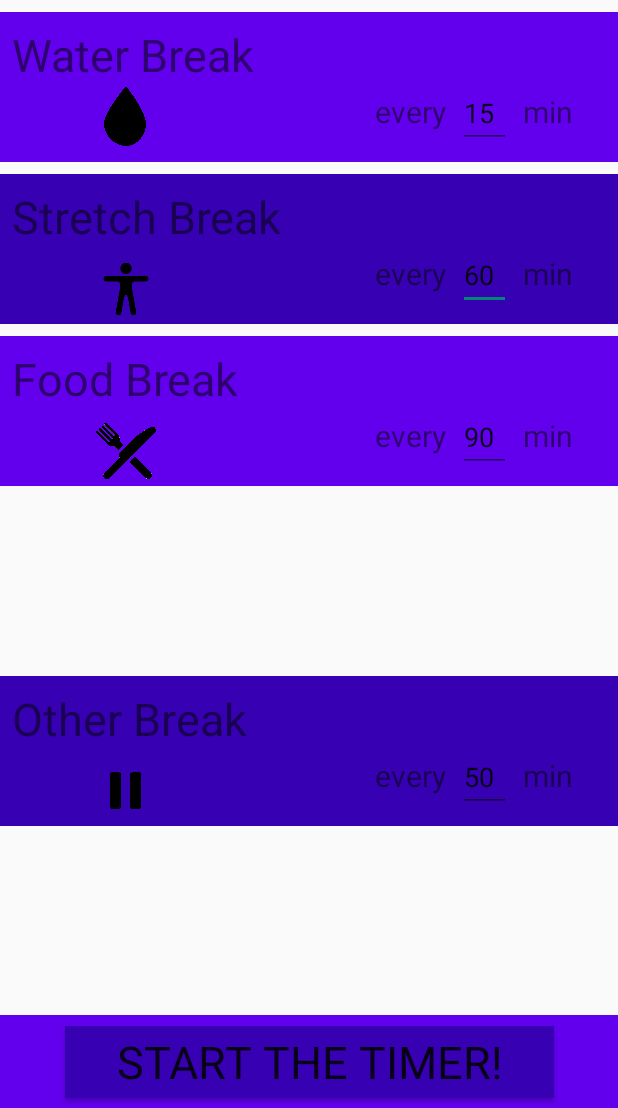
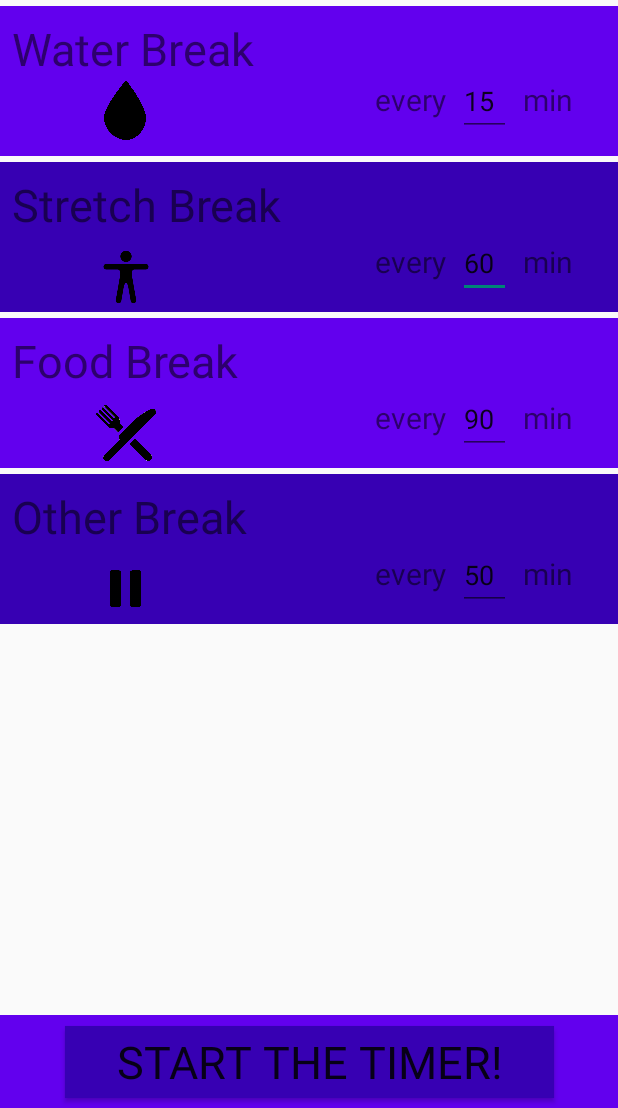
Before and after one commit to CiaraSouthgate/StudyBreak, an Android app: the screen it shows after launch (MainActivity), on a phone screen of 412 x 824 dp, the part 128-1236 px from its top. Run offline under Robolectric (Android 15) with nearby library versions, the phone set to English and light mode, and no system bars; Roboto replaces fonts that are not available here.

Commit message:
Changing activity works. Praise

```diff
--- a/app/src/main/java/com/ciarasouthgate/studybreak/DisplayTimer.java
+++ b/app/src/main/java/com/ciarasouthgate/studybreak/DisplayTimer.java
@@ -18,7 +18,7 @@ public class DisplayTimer extends AppCompatActivity {
     @Override
     protected void onCreate(Bundle savedInstanceState) {
         super.onCreate(savedInstanceState);
-        setContentView(R.layout.activity_main);
+        setContentView(R.layout.activity_display_timer);
 
         notificationManager = NotificationManagerCompat.from(this);
         Intent serviceIntent = new Intent(this, TimerService.class);
--- a/app/src/main/java/com/ciarasouthgate/studybreak/MainActivity.java
+++ b/app/src/main/java/com/ciarasouthgate/studybreak/MainActivity.java
@@ -4,6 +4,7 @@ import android.content.Intent;
 import android.support.v7.app.AppCompatActivity;
 import android.os.Bundle;
 import android.view.View;
+import android.widget.Button;
 
 public class MainActivity extends AppCompatActivity {
 
@@ -11,26 +12,18 @@ public class MainActivity extends AppCompatActivity {
     protected void onCreate(Bundle savedInstanceState) {
         super.onCreate(savedInstanceState);
         setContentView(R.layout.activity_main);
-
-
+        configureStartButton();
     }
 
-    public void onAddButton(View view) {
-//        PopupMenu popup = new PopupMenu(this, view);
-//        MenuInflater inflater = popup.getMenuInflater();
-//        inflater.inflate(R.menu.menu_example, popup.getMenu());
-//        popup.show();
-//        if (this.menuState) {
-//            this.menuState = false;
-//
-//
-//        } else {
-//            this.menuState = true;
-//
-//        }
-    }
-
-    public void onStartTimer(View view) {
-        // do something
+    public void configureStartButton() {
+        // Adds onclick listener to start_button
+        // Changes activity to DisplayTimer
+        Button startButton = findViewById(R.id.start_button);
+        startButton.setOnClickListener(new View.OnClickListener() {
+            @Override
+            public void onClick(View view) {
+                startActivity(new Intent(MainActivity.this, DisplayTimer.class));
+            }
+        });
     }
 }
--- a/app/src/main/res/layout/activity_main.xml
+++ b/app/src/main/res/layout/activity_main.xml
@@ -11,10 +11,8 @@
         android:id="@+id/view5"
         android:layout_width="0dp"
         android:layout_height="100dp"
-        android:layout_marginTop="8dp"
-        android:layout_marginBottom="8dp"
+        android:layout_marginTop="4dp"
         android:background="@color/design_default_color_primary_dark"
-        app:layout_constraintBottom_toTopOf="@+id/bottom_box"
         app:layout_constraintEnd_toEndOf="parent"
         app:layout_constraintHorizontal_bias="0.0"
         app:layout_constraintStart_toStartOf="parent"
@@ -24,7 +22,7 @@
         android:id="@+id/view4"
         android:layout_width="0dp"
         android:layout_height="100dp"
-        android:layout_marginTop="8dp"
+        android:layout_marginTop="4dp"
         android:background="@color/design_default_color_primary"
         app:layout_constraintEnd_toEndOf="parent"
         app:layout_constraintHorizontal_bias="0.0"
@@ -58,7 +56,6 @@
         android:layout_height="wrap_content"
         android:background="@color/design_default_color_primary_dark"
         android:fontFamily="@font/roboto_thin"
-        android:onClick="onStartTimer"
         android:text="@string/start_button"
         android:textSize="30sp"
         app:layout_constraintBottom_toBottomOf="@id/bottom_box"
@@ -79,9 +76,8 @@
         android:id="@+id/view"
         android:layout_width="0dp"
         android:layout_height="100dp"
-        android:layout_marginTop="8dp"
+        android:layout_marginTop="4dp"
         android:background="@color/design_default_color_primary"
-        app:layout_constraintBottom_toTopOf="@+id/view2"
         app:layout_constraintEnd_toEndOf="parent"
         app:layout_constraintHorizontal_bias="0.0"
         app:layout_constraintStart_toStartOf="parent"
@@ -126,7 +122,7 @@
         android:id="@+id/view2"
         android:layout_width="0dp"
         android:layout_height="100dp"
-        android:layout_marginTop="8dp"
+        android:layout_marginTop="4dp"
         android:background="@color/design_default_color_primary_dark"
         app:layout_constraintEnd_toEndOf="parent"
         app:layout_constraintHorizontal_bias="1.0"
```
